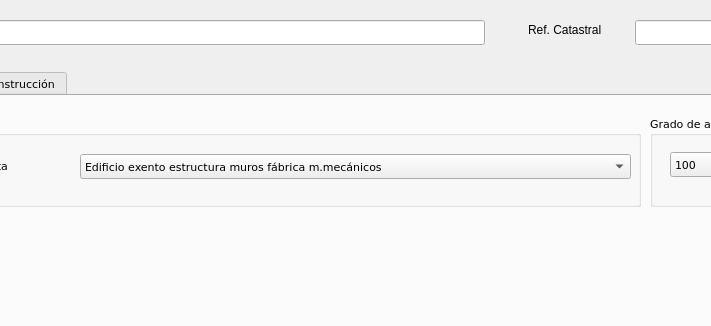
Above: Ui_DemolicionConstruccion.ui from rubenmarrufo/herevea before the change; both pictures show x 172 to 883 and y 0 to 326 of the 1037 by 502 pixel window. Below: the same form after it.
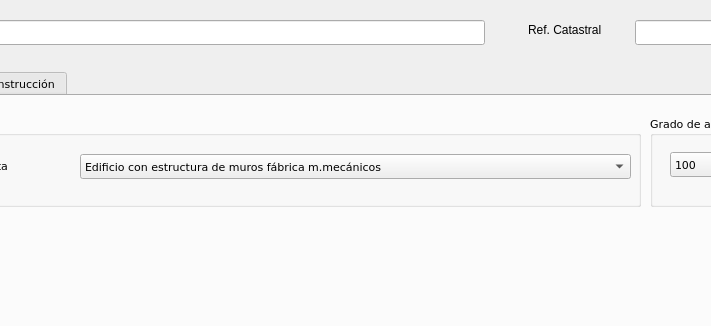
That is the form after the change. The open tabs and pages were chosen to show the change. Icons and pictures are not drawn.

The edit to the form file:
```diff
--- a/Ui_DemolicionConstruccion.ui
+++ b/Ui_DemolicionConstruccion.ui
@@ -155,7 +155,7 @@
       </property>
       <item>
        <property name="text">
-        <string>Edificio exento estructura muros fábrica m.mecánicos</string>
+        <string>Edificio con estructura de muros fábrica m.mecánicos</string>
        </property>
       </item>
       <item>
```
Left out of the diff: 4 changed lines with no effect on the pictures.
